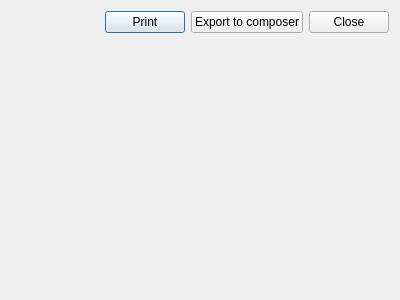
Old version of the form ui/api_composers.ui in the repository Giswater/giswater_qgis_plugin.
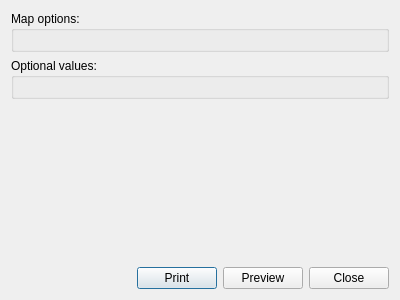
New version of the form.

Diff of the .ui file:
```diff
--- a/ui/api_composers.ui
+++ b/ui/api_composers.ui
@@ -14,10 +14,7 @@
    <string>Dialog</string>
   </property>
   <layout class="QGridLayout" name="gridLayout">
-   <item row="0" column="0">
-    <layout class="QGridLayout" name="data_1"/>
-   </item>
-   <item row="1" column="0">
+   <item row="3" column="0">
     <layout class="QHBoxLayout" name="horizontalLayout_2">
      <item>
       <spacer name="horizontalSpacer_2">
@@ -42,7 +39,7 @@
      <item>
       <widget class="QPushButton" name="btn_export">
        <property name="text">
-        <string>Export to composer</string>
+        <string>Preview</string>
        </property>
       </widget>
      </item>
@@ -55,6 +52,30 @@
      </item>
     </layout>
    </item>
+   <item row="1" column="0">
+    <widget class="QGroupBox" name="groupBox_2">
+     <property name="title">
+      <string>Optional values:</string>
+     </property>
+     <layout class="QGridLayout" name="gridLayout_4">
+      <item row="0" column="0">
+       <layout class="QGridLayout" name="data_2"/>
+      </item>
+     </layout>
+    </widget>
+   </item>
+   <item row="0" column="0">
+    <widget class="QGroupBox" name="groupBox">
+     <property name="title">
+      <string>Map options:</string>
+     </property>
+     <layout class="QGridLayout" name="gridLayout_2">
+      <item row="0" column="0">
+       <layout class="QGridLayout" name="data_1"/>
+      </item>
+     </layout>
+    </widget>
+   </item>
    <item row="2" column="0">
     <spacer name="verticalSpacer">
      <property name="orientation">
```
Left out of the diff: 2 changed lines with no effect on the pictures.
